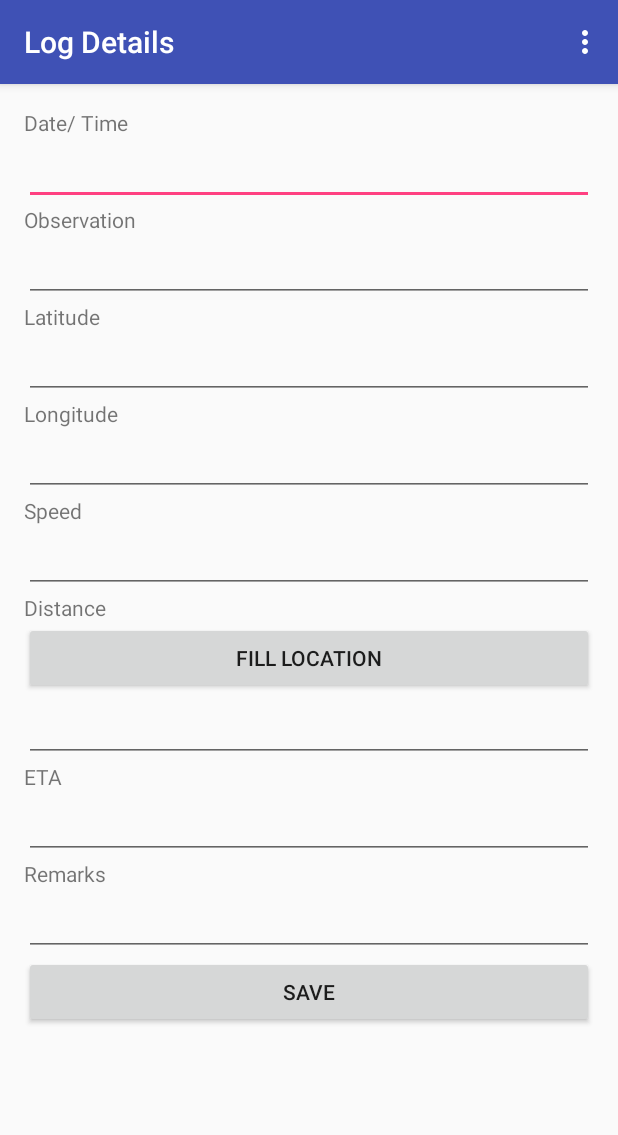
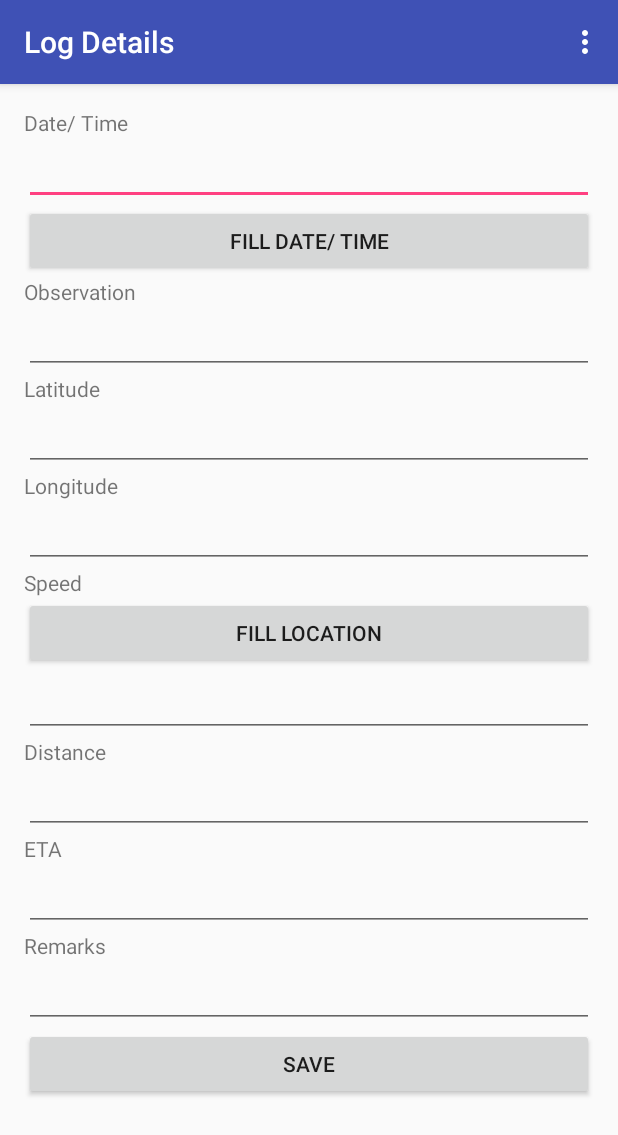
Before and after one commit to etenoch/DeckLog, an Android app: the LogDetails screen opened directly, with no data from a screen before it, on a phone screen of 412 x 824 dp. Shown: the top 1135 px of the screen. Run offline under Robolectric (Android 15) with nearby library versions, the phone set to English and light mode, and no system bars.

Commit message:
first commit

```diff
--- a/app/src/main/java/com/enochtam/decklog/LogDetails.java
+++ b/app/src/main/java/com/enochtam/decklog/LogDetails.java
@@ -17,9 +17,7 @@ import android.view.View;
 import android.widget.EditText;
 import android.widget.Toast;
 
-
 public class LogDetails extends AppCompatActivity {
-
     EditText longText;
     EditText latText;
 
@@ -45,9 +43,7 @@ public class LogDetails extends AppCompatActivity {
             }
             public void onStatusChanged(String provider, int status, Bundle extras) {}
             public void onProviderEnabled(String provider) {}
-
             public void onProviderDisabled(String provider) {}
-
         };
     }
     LocationManager locationManager;
@@ -58,8 +54,12 @@ public class LogDetails extends AppCompatActivity {
         getMenuInflater().inflate(R.menu.menu_log_details, menu);
         return true;
     }
-    public void saveDetail(View view){}
+    public void saveDetail(View view){
+        // on save
+    }
+    public void getTimeDate(View view){
 
+    }
     public void getCoordinates(View view){
         Criteria criteria = new Criteria();
         criteria.setAccuracy(Criteria.ACCURACY_FINE);
@@ -67,7 +67,6 @@ public class LogDetails extends AppCompatActivity {
         if (TextUtils.isEmpty(provider)){
             Toast.makeText(getApplicationContext(),"error getting provider",Toast.LENGTH_SHORT).show();
         }
-
         PackageManager pm = getApplicationContext().getPackageManager();
         if (pm.checkPermission("android.permission.ACCESS_FINE_LOCATION",getApplicationContext().getPackageName()) == PackageManager.PERMISSION_GRANTED) {
             locationManager.requestSingleUpdate(provider, locationListener, null);
@@ -77,9 +76,6 @@ public class LogDetails extends AppCompatActivity {
         else{
             Toast.makeText(getApplicationContext(),"Unable to obtain Location Permissions",Toast.LENGTH_SHORT).show();
         }
-
-
-
     }
     @Override
     public boolean onOptionsItemSelected(MenuItem item) {
--- a/app/src/main/res/layout/activity_log_details.xml
+++ b/app/src/main/res/layout/activity_log_details.xml
@@ -22,6 +22,13 @@
         <EditText
             android:id="@+id/dateTime"
             android:inputType="datetime"
+            android:layout_width="fill_parent"
+            android:layout_height="wrap_content" />
+
+        <Button
+            android:id="@+id/timeButton"
+            android:onClick="getTimeDate"
+            android:text="Fill Date/ Time"
             android:layout_width="fill_parent"
             android:layout_height="wrap_content" />
 
@@ -62,6 +69,12 @@
             android:layout_width="fill_parent"
             android:layout_height="wrap_content" />
 
+        <Button
+            android:text="Fill Location"
+            android:onClick="getCoordinates"
+            android:layout_width="fill_parent"
+            android:layout_height="wrap_content" />
+
         <EditText
             android:id="@+id/speed"
             android:inputType="numberDecimal"
@@ -70,12 +83,6 @@
 
         <TextView
             android:text="Distance"
-            android:layout_width="fill_parent"
-            android:layout_height="wrap_content" />
-
-        <Button
-            android:text="Fill Location"
-            android:onClick="getCoordinates"
             android:layout_width="fill_parent"
             android:layout_height="wrap_content" />
 
```
